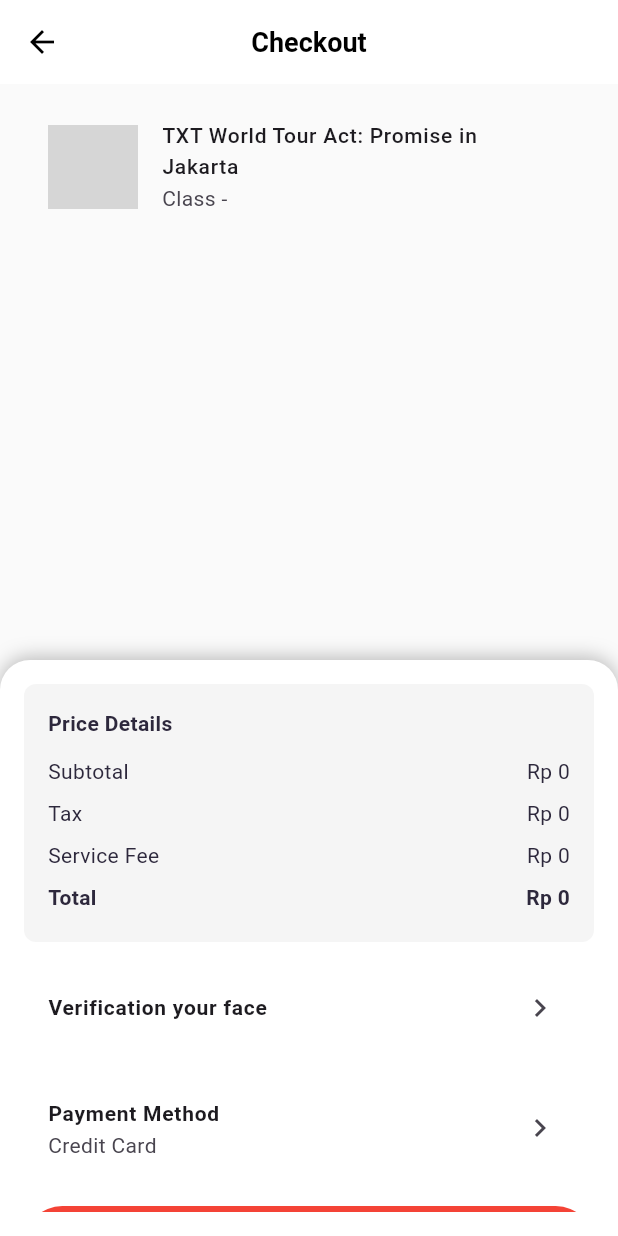
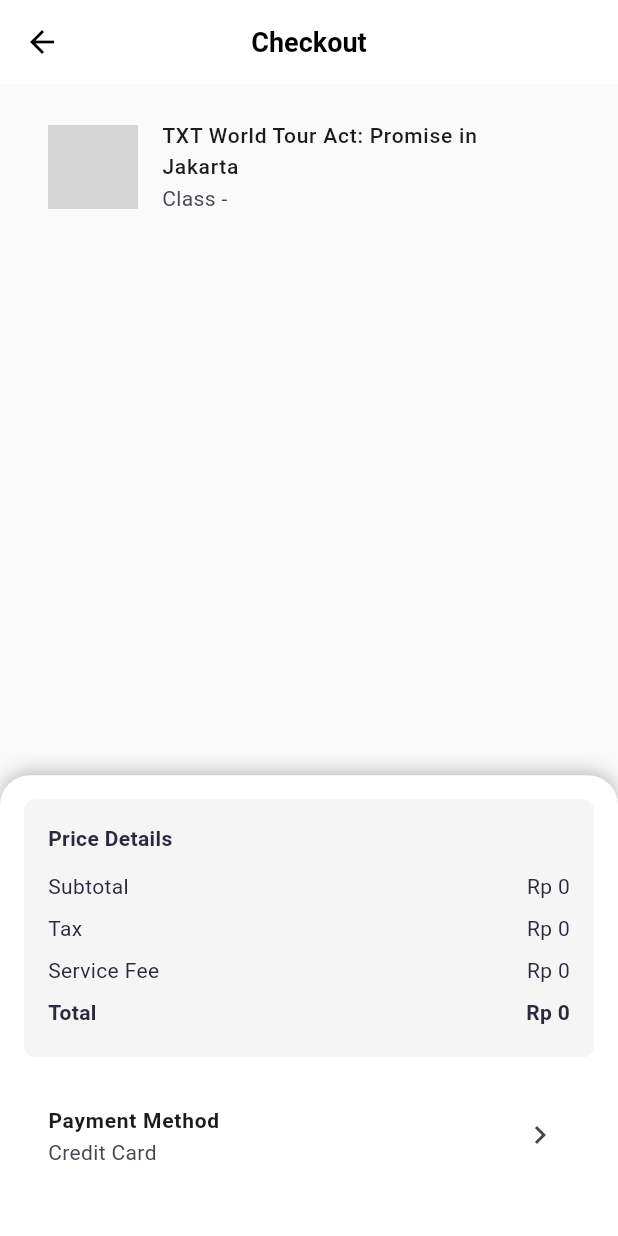
Before and after one commit to TI-3D/fest-ticketing-app, a Flutter app: the Checkout screen opened directly with empty values, on a phone screen of 412 x 824 dp. Run offline on Flutter 3.47's test engine with Material 3 defaults, Android fonts, the phone set to English and light mode, and no system bars; our stand-ins replace dio, equatable, firebase_core, fl_chart, flutter_bloc, flutter_svg and 4 more; accounts and stored records are empty; Roboto replaces fonts that are missing (CircularStd); grey boxes are pictures that could not be loaded.

Commit message:
Update_checkout,success_purchase,and_ticket

```diff
--- a/lib/presentation/product/screen/checkout.dart
+++ b/lib/presentation/product/screen/checkout.dart
@@ -55,7 +55,7 @@ class _CheckoutState extends State<Checkout> {
             ),
           ),
           DraggableScrollableSheet(
-            initialChildSize: 0.5, // Ukuran awal sheet (40% dari tinggi layar)
+            initialChildSize: 0.4, // Ukuran awal sheet (40% dari tinggi layar)
             minChildSize: 0.2, // Ukuran minimum sheet (20% dari tinggi layar)
             maxChildSize: 0.8, // Ukuran maksimum sheet (80% dari tinggi layar)
             builder: (context, scrollController) {
@@ -101,16 +101,7 @@ class _CheckoutState extends State<Checkout> {
                           ],
                         ),
                       ),
-                      const SizedBox(height: 16),
-                      // Face Verification
-                      ListTile(
-                        title: const Text('Verification your face',
-                            style: TextStyle(fontWeight: FontWeight.bold)),
-                        trailing: const Icon(Icons.chevron_right),
-                        onTap: () {
-                          // Face Verification
-                        },
-                      ),
+
                       const SizedBox(height: 16),
                       // Payment Method
                       ListTile(
```
Also changed, not shown: lib/presentation/orders/screen/ticket.dart (+8 -4 lines), lib/presentation/product/screen/purchase_succes.dart (+14 -0 lines).
